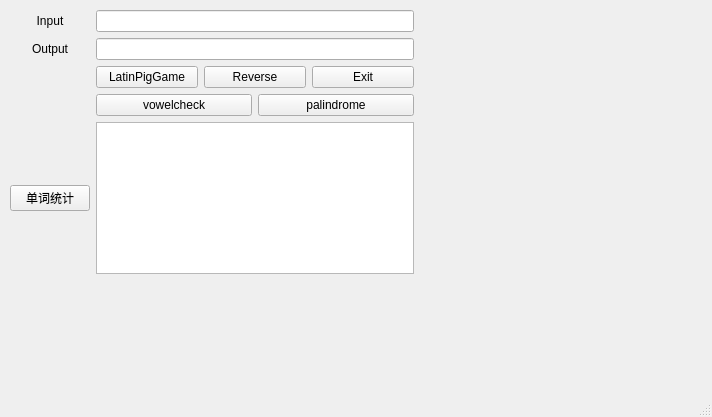
Old version of the form mainwindow.ui in the repository xu-fengfeng/python_exe.
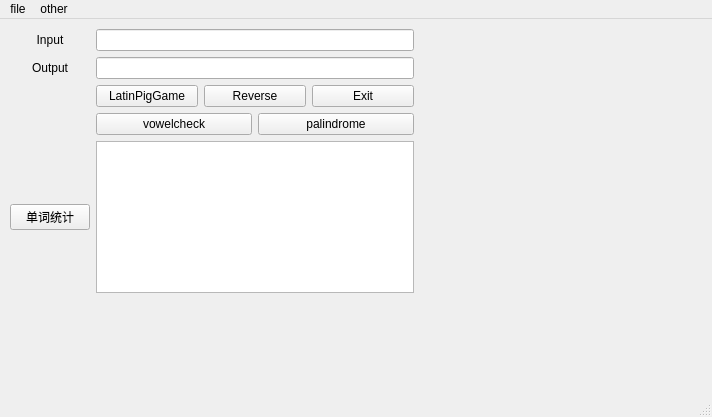
New version of the form.

Patch:
```diff
--- a/mainwindow.ui
+++ b/mainwindow.ui
@@ -160,6 +160,19 @@
      <height>23</height>
     </rect>
    </property>
+   <widget class="QMenu" name="menuFile">
+    <property name="title">
+     <string>file</string>
+    </property>
+   </widget>
+   <widget class="QMenu" name="menuOther">
+    <property name="title">
+     <string>other</string>
+    </property>
+    <addaction name="actionTextedit"/>
+   </widget>
+   <addaction name="menuFile"/>
+   <addaction name="menuOther"/>
   </widget>
   <widget class="QStatusBar" name="statusbar"/>
  </widget>
```
Left out of the diff: 5 changed lines with no effect on the pictures.
